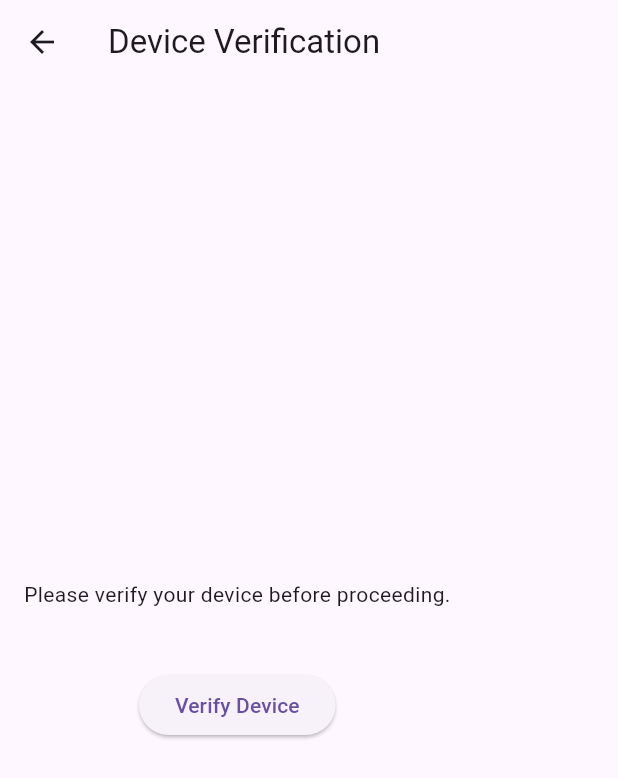
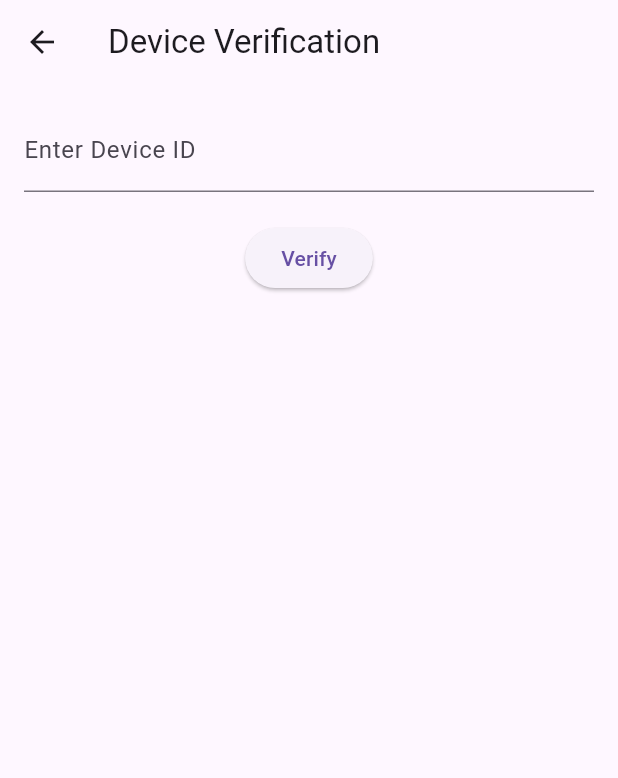
Before and after one commit to spaofficial11-hash/money-bank-superapp, a Flutter app: the DeviceVerifyScreen screen opened by its route, on a phone screen of 412 x 824 dp. Shown: the top 778 px of the screen. Run offline on Flutter 3.47's test engine with Material 3 defaults, Android fonts, the phone set to English and light mode, and no system bars; our stand-ins replace cloud_firestore, firebase_auth, firebase_core; accounts and stored records are empty.

Commit message:
Update device_verify.dart

```diff
--- a/frontend/lib/screens/device_verify.dart
+++ b/frontend/lib/screens/device_verify.dart
@@ -1,70 +1,52 @@
+// lib/screens/device_verify.dart
 import 'package:flutter/material.dart';
-import '../services/api_service.dart';
-import 'wallet_screen.dart';
+import 'package:money_bank/services/api_service.dart';
 
 class DeviceVerifyScreen extends StatefulWidget {
+  const DeviceVerifyScreen({super.key});
+
   @override
-  _DeviceVerifyScreenState createState() => _DeviceVerifyScreenState();
+  State<DeviceVerifyScreen> createState() => _DeviceVerifyScreenState();
 }
 
 class _DeviceVerifyScreenState extends State<DeviceVerifyScreen> {
   final ApiService _apiService = ApiService();
-  bool _loading = false;
-  String _statusMessage = '';
+  final TextEditingController _deviceIdController = TextEditingController();
 
-  Future<void> _verifyDevice() async {
-    setState(() {
-      _loading = true;
-      _statusMessage = '';
-    });
-
+  Future<void> verifyDevice() async {
     try {
-      final response = await _apiService.post('/auth/device-verify', {
-        'deviceId': 'sample-device-id', // TODO: Replace with actual device ID
-      });
-
-      if (response['verified'] == true) {
-        Navigator.pushReplacement(
-          context,
-          MaterialPageRoute(builder: (_) => WalletScreen()),
-        );
-      } else {
-        setState(() {
-          _statusMessage = 'Device verification failed.';
-        });
-      }
+      final response = await _apiService.post(
+        '/auth/device-verify',
+        {'deviceId': _deviceIdController.text},
+      );
+      print(response);
+      ScaffoldMessenger.of(context).showSnackBar(
+        const SnackBar(content: Text('Device verified successfully')),
+      );
     } catch (e) {
-      setState(() {
-        _statusMessage = 'Error verifying device: $e';
-      });
+      ScaffoldMessenger.of(context).showSnackBar(
+        SnackBar(content: Text('Verification failed: $e')),
+      );
     }
-
-    setState(() => _loading = false);
   }
 
   @override
   Widget build(BuildContext context) {
     return Scaffold(
-      appBar: AppBar(title: Text('Device Verification')),
+      appBar: AppBar(title: const Text("Device Verification")),
       body: Padding(
         padding: const EdgeInsets.all(16.0),
         child: Column(
-          mainAxisAlignment: MainAxisAlignment.center,
           children: [
-            Text('Please verify your device before proceeding.'),
-            SizedBox(height: 20),
-            if (_statusMessage.isNotEmpty)
-              Text(
-                _statusMessage,
-                style: TextStyle(color: Colors.red),
-              ),
-            SizedBox(height: 20),
-            _loading
-                ? CircularProgressIndicator()
-                : ElevatedButton(
-                    onPressed: _verifyDevice,
-                    child: Text('Verify Device'),
-                  ),
+            TextField(
+              controller: _deviceIdController,
+              decoration: const InputDecoration(labelText: "Enter Device ID"),
+            ),
+            const SizedBox(height: 20),
+            ElevatedButton(
+              onPressed: verifyDevice,
+              child: const Text("Verify"),
+            ),
           ],
         ),
       ),
```
